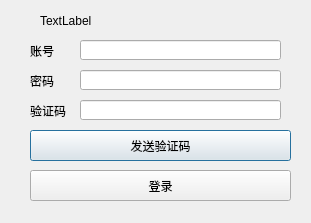
First picture: the form in UIclass/applogin2.ui, repository droplazy/Mvision_server, before the edit.
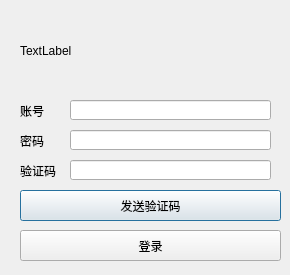
Second picture: the form after the edit.

```diff
--- a/UIclass/applogin2.ui
+++ b/UIclass/applogin2.ui
@@ -6,18 +6,24 @@
    <rect>
     <x>0</x>
     <y>0</y>
-    <width>311</width>
-    <height>223</height>
+    <width>290</width>
+    <height>275</height>
    </rect>
   </property>
+  <property name="maximumSize">
+   <size>
+    <width>290</width>
+    <height>275</height>
+   </size>
+  </property>
   <property name="windowTitle">
    <string>Dialog</string>
   </property>
   <widget class="QPushButton" name="pushButton_sendcode">
    <property name="geometry">
     <rect>
-     <x>30</x>
-     <y>130</y>
+     <x>20</x>
+     <y>190</y>
      <width>261</width>
      <height>31</height>
     </rect>
@@ -29,8 +35,8 @@
   <widget class="QPushButton" name="pushButton_loggin">
    <property name="geometry">
     <rect>
-     <x>30</x>
-     <y>170</y>
+     <x>20</x>
+     <y>230</y>
      <width>261</width>
      <height>31</height>
     </rect>
@@ -42,8 +48,8 @@
   <widget class="QLabel" name="label_2">
    <property name="geometry">
     <rect>
-     <x>30</x>
-     <y>70</y>
+     <x>20</x>
+     <y>130</y>
      <width>40</width>
      <height>21</height>
     </rect>
@@ -55,8 +61,8 @@
   <widget class="QLabel" name="label">
    <property name="geometry">
     <rect>
-     <x>30</x>
-     <y>40</y>
+     <x>20</x>
+     <y>100</y>
      <width>40</width>
      <height>21</height>
     </rect>
@@ -68,8 +74,8 @@
   <widget class="QLabel" name="label_3">
    <property name="geometry">
     <rect>
-     <x>30</x>
-     <y>100</y>
+     <x>20</x>
+     <y>160</y>
      <width>40</width>
      <height>21</height>
     </rect>
@@ -81,8 +87,8 @@
   <widget class="QLineEdit" name="lineEdit_ac">
    <property name="geometry">
     <rect>
-     <x>80</x>
-     <y>40</y>
+     <x>70</x>
+     <y>100</y>
      <width>201</width>
      <height>20</height>
     </rect>
@@ -91,8 +97,8 @@
   <widget class="QLineEdit" name="lineEdit_pwd">
    <property name="geometry">
     <rect>
-     <x>80</x>
-     <y>70</y>
+     <x>70</x>
+     <y>130</y>
      <width>201</width>
      <height>20</height>
     </rect>
@@ -101,8 +107,8 @@
   <widget class="QLineEdit" name="lineEdit_code">
    <property name="geometry">
     <rect>
-     <x>80</x>
-     <y>100</y>
+     <x>70</x>
+     <y>160</y>
      <width>201</width>
      <height>20</height>
     </rect>
@@ -111,10 +117,10 @@
   <widget class="QLabel" name="label_sta">
    <property name="geometry">
     <rect>
-     <x>40</x>
+     <x>20</x>
      <y>10</y>
-     <width>221</width>
-     <height>21</height>
+     <width>241</width>
+     <height>81</height>
     </rect>
    </property>
    <property name="text">
```
